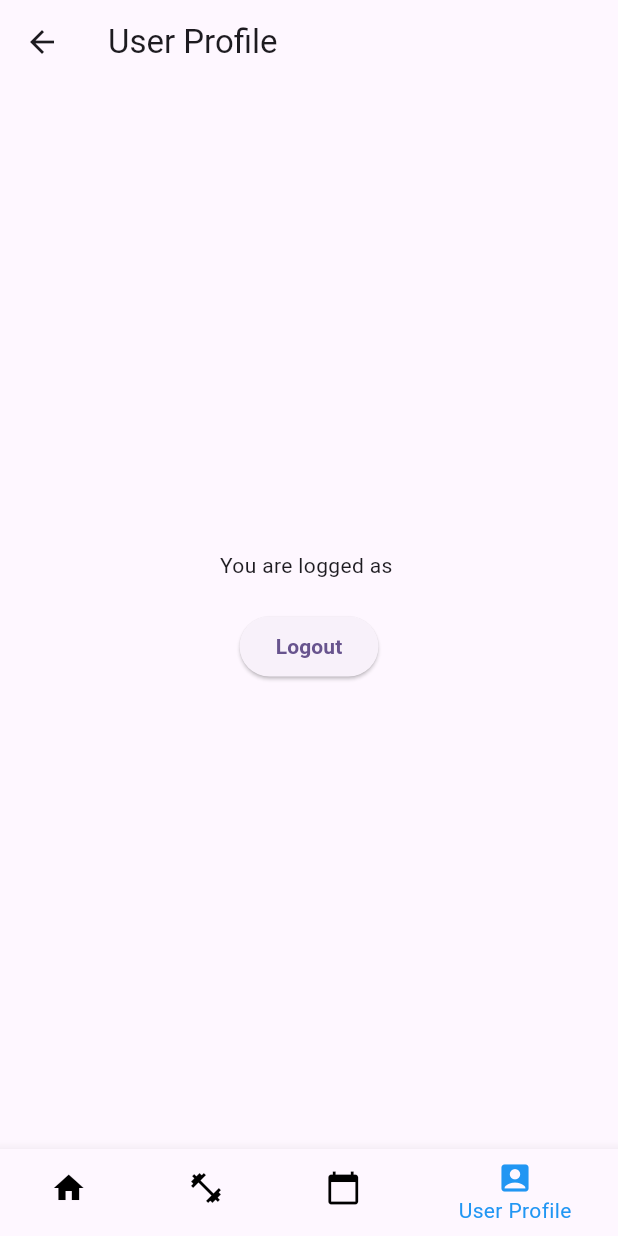
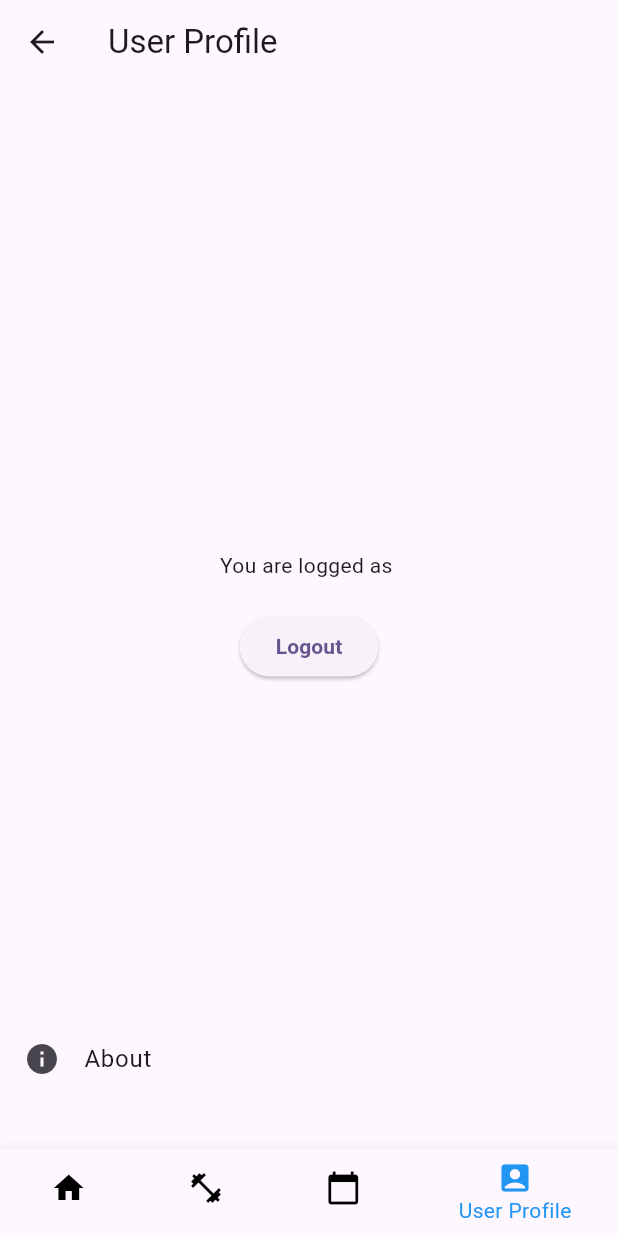
Before and after one commit to mateuszkasprzak94/fitness_prodigy, a Flutter app: the UserProfilePage screen opened directly with empty values, on a phone screen of 412 x 824 dp. Run offline on Flutter 3.47's test engine with Material 2 defaults, Android fonts, the phone set to English and light mode, and no system bars; our stand-ins replace firebase_auth, firebase_core, google_fonts, shared_preferences; accounts and stored records are empty.

Commit message:
Add AboutListTile to User profile page

```diff
--- a/lib/app/after login plus features/user_profile/user_profile_page.dart
+++ b/lib/app/after login plus features/user_profile/user_profile_page.dart
@@ -104,6 +104,21 @@ class _UserProfilePageState extends State<UserProfilePage> {
           ),
         ],
       ),
+      floatingActionButton: const Align(
+        alignment: Alignment.bottomRight,
+        child: Padding(
+          padding: EdgeInsets.all(16),
+          child: AboutListTile(
+            icon: Icon(Icons.info),
+            applicationIcon: FlutterLogo(),
+            applicationName: 'Fitness Prodigy',
+            applicationVersion: '1.0.0',
+            applicationLegalese:
+                'Copyright © 2023 Fitness Prodigy. All rights reserved.',
+            child: Text('About'),
+          ),
+        ),
+      ),
     );
   }
 }
```
